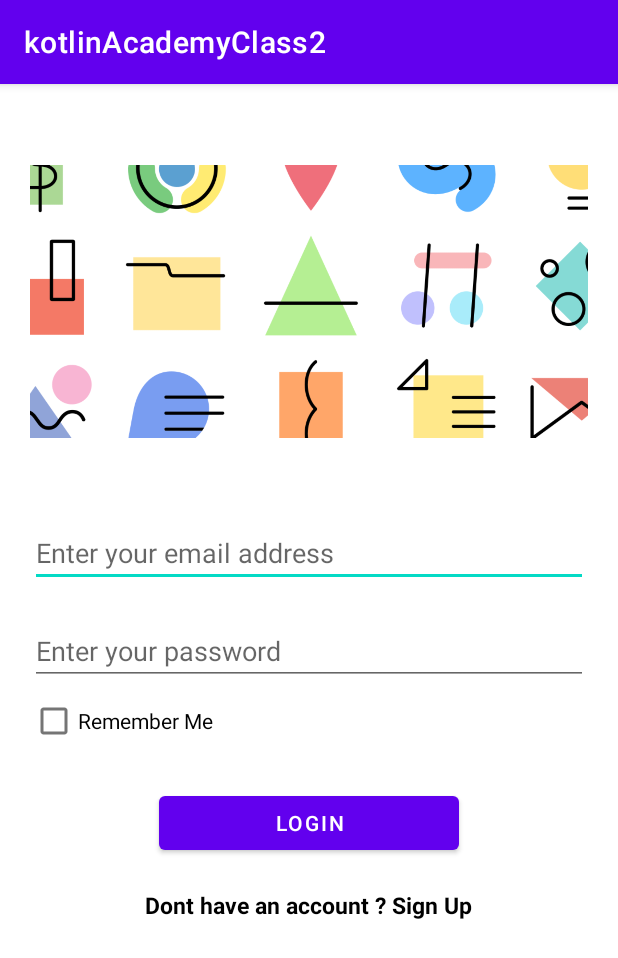
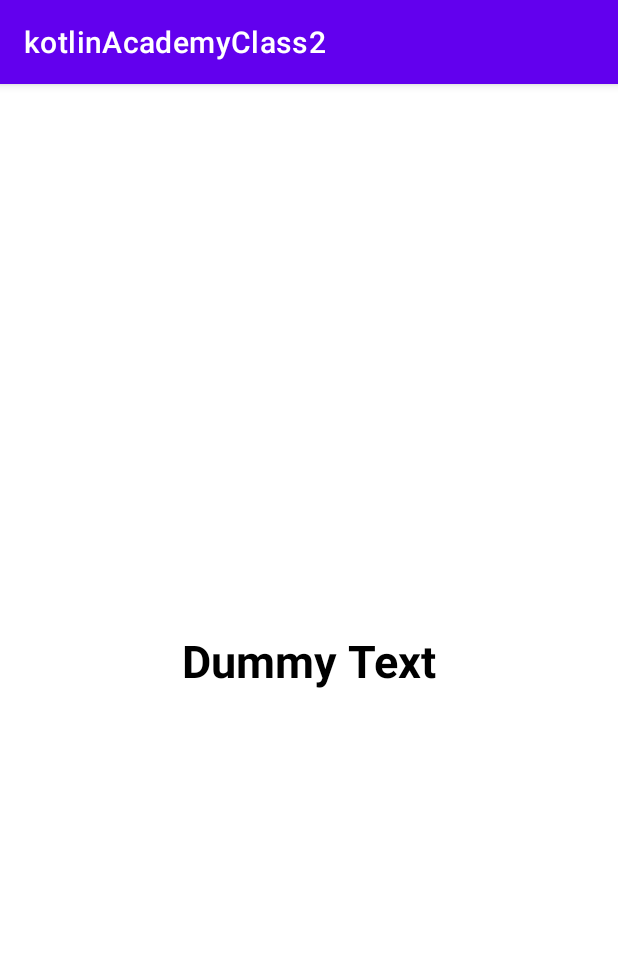
Before and after one commit to madahetooo/kotlinAcademyClass2, an Android app: the screen it shows after launch (MainActivity before the commit, CoroutineActivity after it), on a phone screen of 412 x 824 dp. Shown: the top 958 px of the screen. Run offline under Robolectric (Android 15) with nearby library versions, the phone set to English and light mode, and no system bars.

Commit message:
Adding Kotlin Coroutines

```diff
--- a/app/build.gradle
+++ b/app/build.gradle
@@ -40,6 +40,12 @@ dependencies {
     implementation 'androidx.appcompat:appcompat:1.5.1'
     implementation 'com.google.android.material:material:1.6.1'
     implementation 'androidx.constraintlayout:constraintlayout:2.1.4'
+
+    //Coroutines
+    implementation 'org.jetbrains.kotlinx:kotlinx-coroutines-play-services:1.6.0'
+    implementation 'org.jetbrains.kotlinx:kotlinx-coroutines-core:1.6.0'
+    implementation 'org.jetbrains.kotlinx:kotlinx-coroutines-android:1.6.1'
+
     testImplementation 'junit:junit:4.13.2'
     androidTestImplementation 'androidx.test.ext:junit:1.1.3'
     androidTestImplementation 'androidx.test.espresso:espresso-core:3.4.0'
--- a/app/src/main/java/com/bamboogeeks/kotlinacademyclass2/CalculatorActivity.kt
+++ b/app/src/main/java/com/bamboogeeks/kotlinacademyclass2/calculatorapp/CalculatorActivity.kt
@@ -1,4 +1,4 @@
-package com.bamboogeeks.kotlinacademyclass2
+package com.bamboogeeks.kotlinacademyclass2.calculatorapp
 
 import android.os.Bundle
 import androidx.appcompat.app.AppCompatActivity
--- /dev/null
+++ b/app/src/main/java/com/bamboogeeks/kotlinacademyclass2/coroutineapp/CoroutineActivity.kt
@@ -0,0 +1,50 @@
+package com.bamboogeeks.kotlinacademyclass2.coroutineapp
+
+import android.os.Bundle
+import android.util.Log
+import androidx.appcompat.app.AppCompatActivity
+import com.bamboogeeks.kotlinacademyclass2.databinding.ActivityCoroutineBinding
+import kotlinx.coroutines.*
+
+class CoroutineActivity : AppCompatActivity() {
+    val TAG = "CoroutineActivity"
+    private lateinit var binding: ActivityCoroutineBinding
+    override fun onCreate(savedInstanceState: Bundle?) { // MAIN Thread
+        super.onCreate(savedInstanceState)
+        binding = ActivityCoroutineBinding.inflate(layoutInflater)
+        setContentView(binding.root)
+
+        GlobalScope.launch {
+//
+//            var answer1: String? = null
+//            var answer2: String? = null
+//            val job1 = launch(Dispatchers.IO) {
+//                answer1 = doNetworkCallSimulation1()// SIMULATION 1
+//            }
+//            val job2 = launch(Dispatchers.IO) {
+//                answer2 = doNetworkCallSimulation2() // SIMULATION 2
+//            }
+//            job1.join()
+//            job2.join()
+//            Log.d(TAG, "Answer1 : $answer1")
+//            Log.d(TAG, "Answer1 : $answer2")
+
+            var answer1 = async { doNetworkCallSimulation1() }
+            var answer2 = async { doNetworkCallSimulation2() }
+            Log.d(TAG, "Answer1 : ${answer1.await()}")
+            Log.d(TAG, "Answer2 : ${answer2.await()}")
+
+        }
+
+    }
+
+    suspend fun doNetworkCallSimulation1(): String {
+        delay(4000L)
+        return "Simulation 1"
+    }
+
+    suspend fun doNetworkCallSimulation2(): String {
+        delay(4000L)
+        return "Simulation 2"
+    }
+}
--- a/app/src/main/java/com/bamboogeeks/kotlinacademyclass2/CounterActivity.kt
+++ b/app/src/main/java/com/bamboogeeks/kotlinacademyclass2/counterapp/CounterActivity.kt
@@ -1,4 +1,4 @@
-package com.bamboogeeks.kotlinacademyclass2
+package com.bamboogeeks.kotlinacademyclass2.counterapp
 
 import androidx.appcompat.app.AppCompatActivity
 import android.os.Bundle
--- a/app/src/main/java/com/bamboogeeks/kotlinacademyclass2/RestaurantActivity.kt
+++ b/app/src/main/java/com/bamboogeeks/kotlinacademyclass2/restaurantapp/RestaurantActivity.kt
@@ -1,4 +1,4 @@
-package com.bamboogeeks.kotlinacademyclass2
+package com.bamboogeeks.kotlinacademyclass2.restaurantapp
 
 import android.os.Bundle
 import android.widget.RadioButton
--- a/app/src/main/java/com/bamboogeeks/kotlinacademyclass2/todolist/ui/TodolistActivity.kt
+++ b/app/src/main/java/com/bamboogeeks/kotlinacademyclass2/todolist/ui/TodolistActivity.kt
@@ -28,7 +28,6 @@ class TodolistActivity : AppCompatActivity() {
                 adapter.notifyDataSetChanged()
                 binding.etTodo.text.clear()
             }
-
         }
     }
 }
--- a/app/src/main/res/layout/activity_calculator.xml
+++ b/app/src/main/res/layout/activity_calculator.xml
@@ -5,7 +5,7 @@
     android:layout_height="match_parent"
     android:orientation="vertical"
     android:padding="20dp"
-    tools:context=".CalculatorActivity">
+    tools:context=".calculatorapp.CalculatorActivity">
 
     <EditText
         android:id="@+id/etFirstNumber"
--- /dev/null
+++ b/app/src/main/res/layout/activity_coroutine.xml
@@ -0,0 +1,22 @@
+<?xml version="1.0" encoding="utf-8"?>
+<androidx.constraintlayout.widget.ConstraintLayout xmlns:android="http://schemas.android.com/apk/res/android"
+    xmlns:app="http://schemas.android.com/apk/res-auto"
+    xmlns:tools="http://schemas.android.com/tools"
+    android:layout_width="match_parent"
+    android:layout_height="match_parent"
+    tools:context=".coroutineapp.CoroutineActivity">
+
+    <TextView
+        android:id="@+id/txDummyText"
+        android:layout_width="wrap_content"
+        android:layout_height="wrap_content"
+        android:text="@string/dummy_text"
+        android:textColor="@color/black"
+        android:textSize="30sp"
+        android:textStyle="bold"
+        app:layout_constraintBottom_toBottomOf="parent"
+        app:layout_constraintEnd_toEndOf="parent"
+        app:layout_constraintHorizontal_bias="0.5"
+        app:layout_constraintStart_toStartOf="parent"
+        app:layout_constraintTop_toTopOf="parent" />
+</androidx.constraintlayout.widget.ConstraintLayout>
--- a/app/src/main/res/layout/activity_counter.xml
+++ b/app/src/main/res/layout/activity_counter.xml
@@ -5,7 +5,7 @@
     android:layout_height="match_parent"
     android:orientation="vertical"
     android:padding="20dp"
-    tools:context=".CounterActivity">
+    tools:context=".counterapp.CounterActivity">
 
 
     <TextView
--- a/app/src/main/res/layout/activity_main.xml
+++ b/app/src/main/res/layout/activity_main.xml
@@ -5,7 +5,7 @@
     android:layout_height="match_parent"
     android:orientation="vertical"
     android:padding="20dp"
-    tools:context=".MainActivity">
+    tools:context=".authsystem.MainActivity">
 
     <ImageView
         android:layout_width="match_parent"
--- a/app/src/main/res/layout/activity_registration.xml
+++ b/app/src/main/res/layout/activity_registration.xml
@@ -5,7 +5,7 @@
     android:layout_height="match_parent"
     android:orientation="vertical"
     android:padding="20dp"
-    tools:context=".RegistrationActivity">
+    tools:context=".authsystem.RegistrationActivity">
 
     <ImageView
         android:layout_width="match_parent"
--- a/app/src/main/res/layout/activity_restaurant.xml
+++ b/app/src/main/res/layout/activity_restaurant.xml
@@ -5,7 +5,7 @@
     android:layout_height="match_parent"
     android:orientation="vertical"
     android:padding="20dp"
-    tools:context=".RestaurantActivity">
+    tools:context=".restaurantapp.RestaurantActivity">
 
     <TextView
         android:layout_width="wrap_content"
--- a/app/src/main/res/values/strings.xml
+++ b/app/src/main/res/values/strings.xml
@@ -38,4 +38,5 @@
     <string name="enter_your_todo">Enter your todo</string>
     <string name="add">Add</string>
     <string name="todotitle">TodoTitle</string>
+    <string name="dummy_text">Dummy Text</string>
 </resources>
```
Also changed, not shown: app/src/main/AndroidManifest.xml (+8 -5 lines), app/src/main/java/com/bamboogeeks/kotlinacademyclass2/HomeActivity.kt (+6 -3 lines), app/src/main/java/com/bamboogeeks/kotlinacademyclass2/authsystem/MainActivity.kt (renamed from app/src/main/java/com/bamboogeeks/kotlinacademyclass2/MainActivity.kt, +4 -3 lines), app/src/main/java/com/bamboogeeks/kotlinacademyclass2/authsystem/RegistrationActivity.kt (renamed from app/src/main/java/com/bamboogeeks/kotlinacademyclass2/RegistrationActivity.kt, +4 -3 lines).
